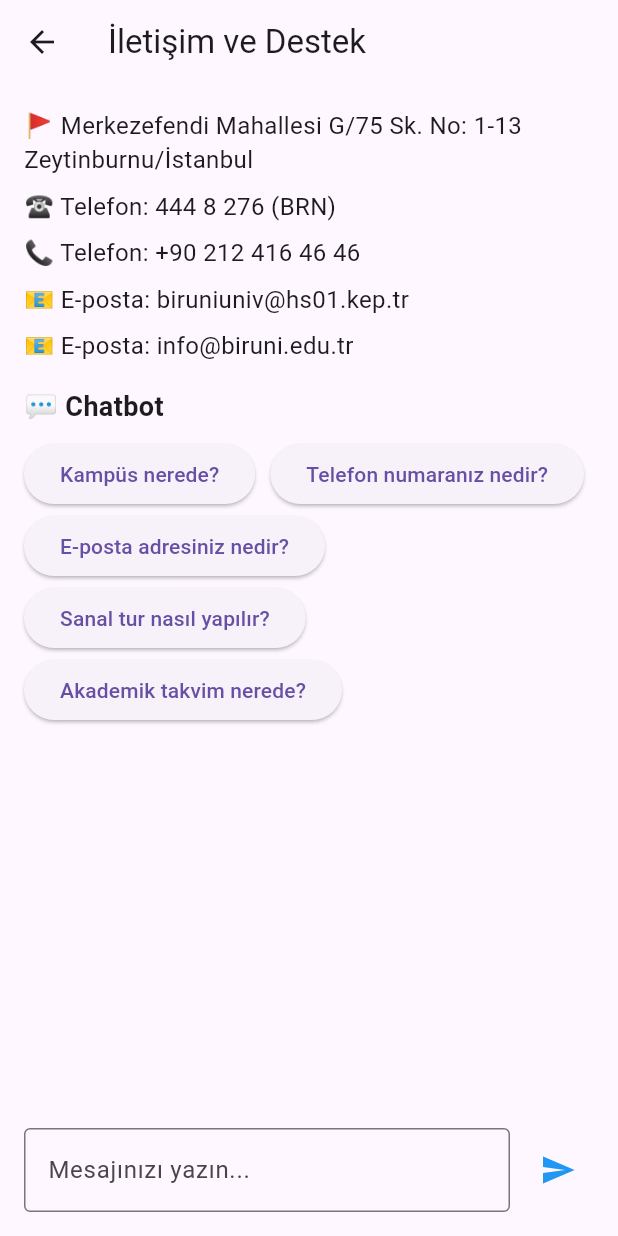
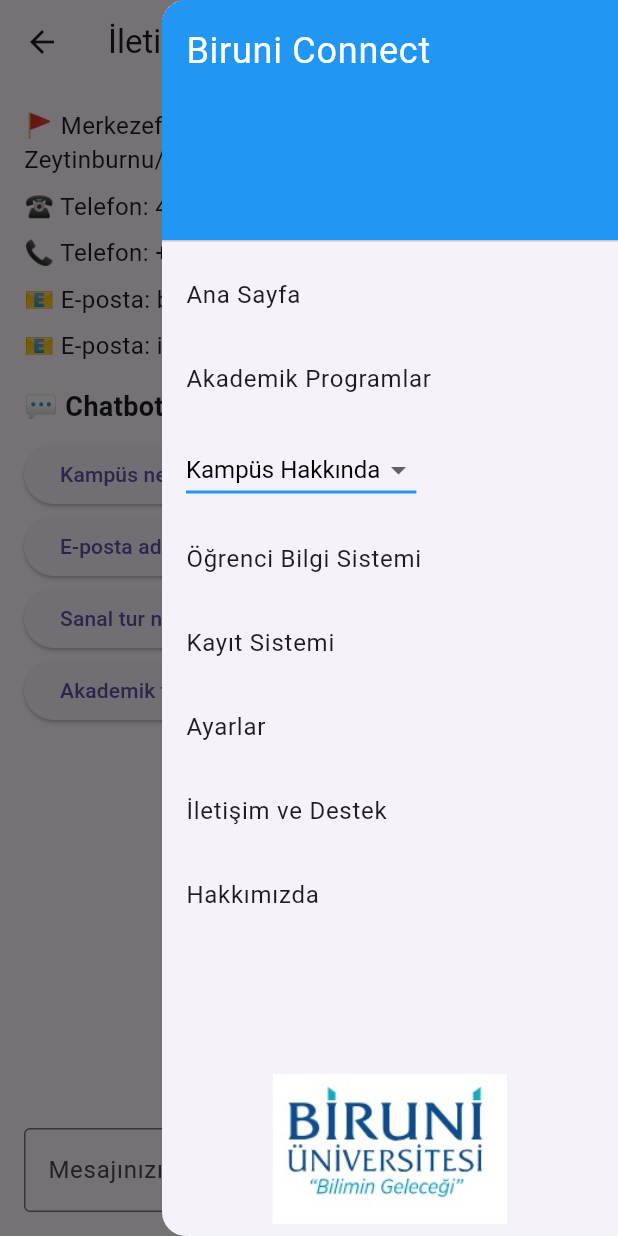
Before and after one commit to kaanking1907/Biruni_Connect, a Flutter app: the IletisimDestekPage screen opened directly, with the side drawer open (before the commit the screen has no drawer), on a phone screen of 412 x 824 dp. Run offline on Flutter 3.47's test engine with Material 3 defaults, Android fonts, the phone set to English and light mode, and no system bars; our stand-ins replace geolocator; missing offline and left inert: panorama_viewer.

Commit message:
iletisim page'e hamburger eklendi

```diff
--- a/biruni_connect/lib/InfoButtons/iletisim_page.dart
+++ b/biruni_connect/lib/InfoButtons/iletisim_page.dart
@@ -1,4 +1,5 @@
 import 'package:flutter/material.dart';
+import 'package:biruni_connect/ham_menu.dart';
 
 class IletisimDestekPage extends StatefulWidget {
   @override
@@ -42,7 +43,21 @@
     return Scaffold(
       appBar: AppBar(
         title: const Text('İletişim ve Destek'),
+        actions: [
+          Builder(
+            builder: (BuildContext context) {
+              return IconButton(
+                icon: const Icon(Icons.menu),
+                onPressed: () {
+                  // Sağ taraftaki menüyü aç
+                  Scaffold.of(context).openEndDrawer();
+                },
+              );
+            },
+          ),
+        ],
       ),
+      endDrawer: const HamburgerMenu(),
       body: Padding(
         padding: const EdgeInsets.all(16.0),
         child: Column(
```
